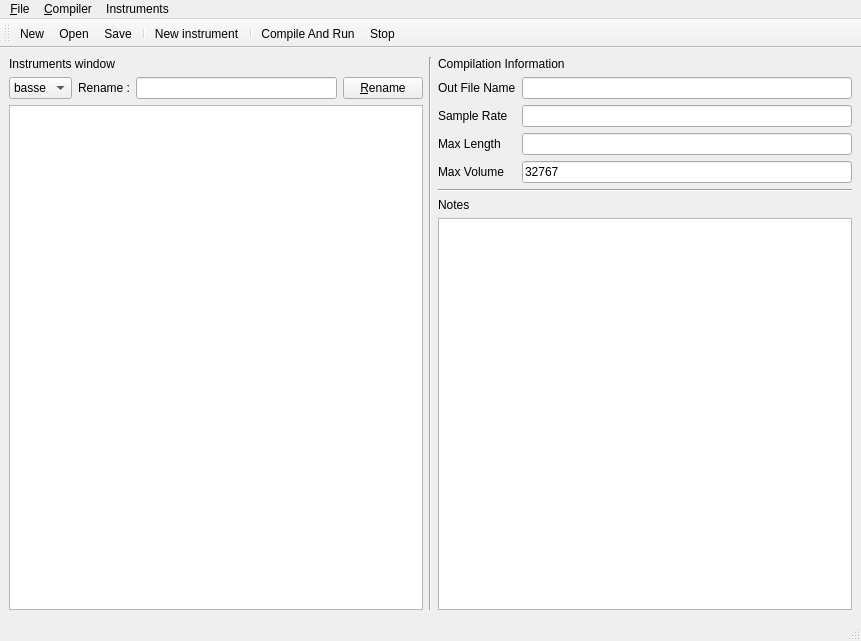
Old version of the form ui/untitled.ui in the repository Cypooos/PythonWavegen.
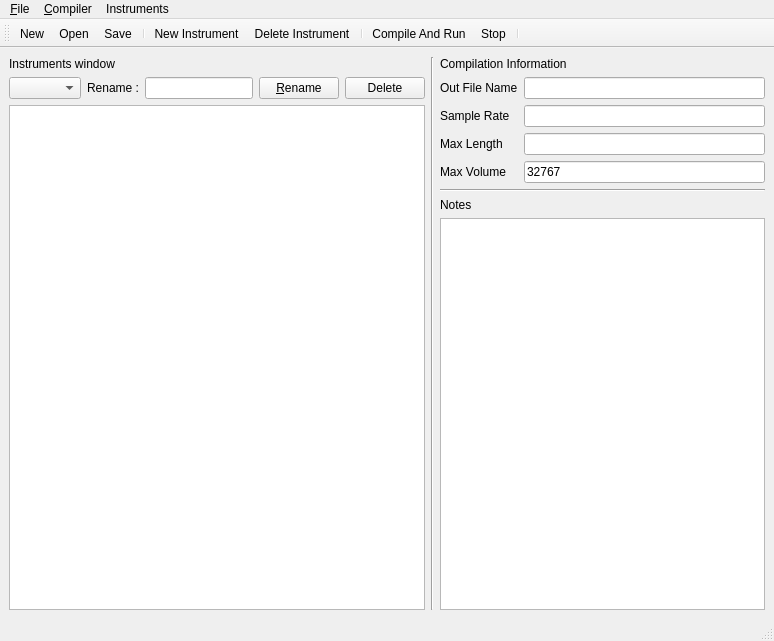
New version of the form. Icons and pictures are not drawn.

```diff
--- a/ui/untitled.ui
+++ b/ui/untitled.ui
@@ -6,7 +6,7 @@
    <rect>
     <x>0</x>
     <y>0</y>
-    <width>861</width>
+    <width>774</width>
     <height>641</height>
    </rect>
   </property>
@@ -27,28 +27,7 @@
       <item>
        <layout class="QHBoxLayout" name="horizontalLayout">
         <item>
-         <widget class="QComboBox" name="comboBox">
-          <item>
-           <property name="text">
-            <string>basse</string>
-           </property>
-          </item>
-          <item>
-           <property name="text">
-            <string>haut</string>
-           </property>
-          </item>
-          <item>
-           <property name="text">
-            <string>fond1</string>
-           </property>
-          </item>
-          <item>
-           <property name="text">
-            <string>fond2</string>
-           </property>
-          </item>
-         </widget>
+         <widget class="QComboBox" name="ChooseIns"/>
         </item>
         <item>
          <widget class="QLabel" name="label">
@@ -67,6 +46,13 @@
           </property>
          </widget>
         </item>
+        <item>
+         <widget class="QPushButton" name="DeleteBtn">
+          <property name="text">
+           <string>Delete</string>
+          </property>
+         </widget>
+        </item>
        </layout>
       </item>
       <item>
@@ -175,7 +161,7 @@
     <rect>
      <x>0</x>
      <y>0</y>
-     <width>861</width>
+     <width>774</width>
      <height>21</height>
     </rect>
    </property>
@@ -229,9 +215,11 @@
    <addaction name="actionSave"/>
    <addaction name="separator"/>
    <addaction name="actionNew_instrument"/>
+   <addaction name="actionDelete_Instrument"/>
    <addaction name="separator"/>
    <addaction name="actionCompile_And_Run"/>
    <addaction name="action_Stop"/>
+   <addaction name="separator"/>
   </widget>
   <action name="actionNew">
    <property name="icon">
@@ -357,7 +345,7 @@
      <normaloff>ressources/instrument.png</normaloff>ressources/instrument.png</iconset>
    </property>
    <property name="text">
-    <string>New instrument</string>
+    <string>New Instrument</string>
    </property>
    <property name="toolTip">
     <string>Créé un nouvel instrument</string>
@@ -375,6 +363,18 @@
     <string>&amp;Stop</string>
    </property>
   </action>
+  <action name="actionDelete_Instrument">
+   <property name="icon">
+    <iconset>
+     <normaloff>ressources/eraser.png</normaloff>ressources/eraser.png</iconset>
+   </property>
+   <property name="text">
+    <string>Delete Instrument</string>
+   </property>
+   <property name="toolTip">
+    <string>Suprimme un instrument</string>
+   </property>
+  </action>
  </widget>
  <resources/>
  <connections/>
```
Left out of the diff: 13 changed lines with no effect on the pictures.
